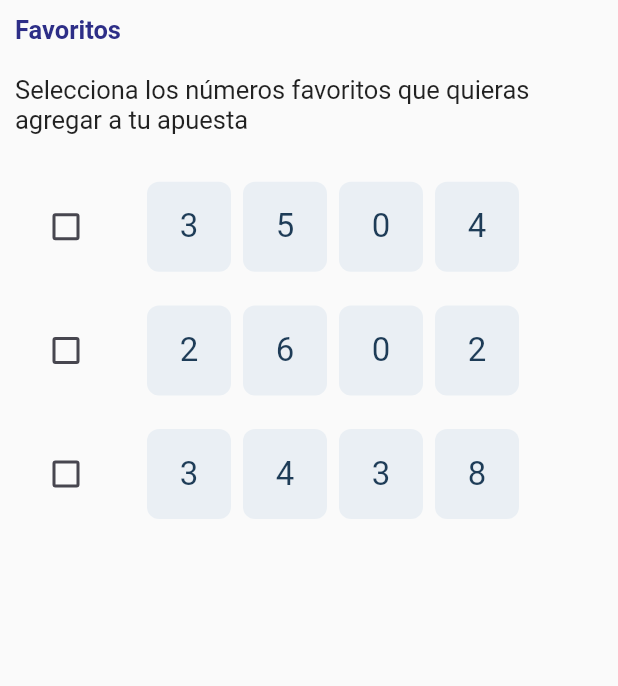
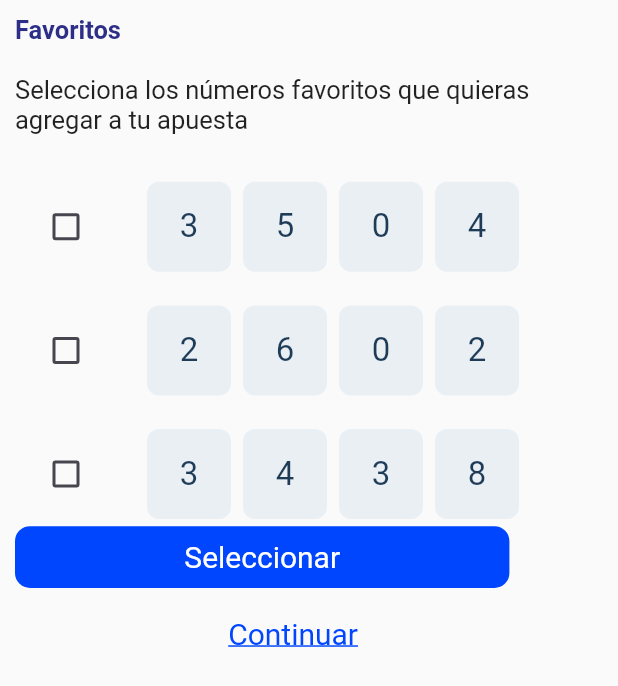
Before and after one commit to MurphLaw/demo, a Flutter app: the FavoriteNumbers widget shown alone on an empty page, opened directly, on a phone screen of 412 x 824 dp. Shown: the top 686 px of the screen. Run offline on Flutter 3.47's test engine with Material 2 defaults, Android fonts, the phone set to English and light mode, and no system bars; drawn by our look-alikes of pinput; our stand-ins replace another_flushbar, flutter_speed_dial; missing offline and left inert: rounded_expansion_tile.

Commit message:
Se agregan los botones del modal favoritos

```diff
--- a/lib/widgets/bets/favorite_numbers.dart
+++ b/lib/widgets/bets/favorite_numbers.dart
@@ -14,6 +14,8 @@ class FavoriteNumbers extends StatefulWidget {
 class _FavoriteNumbersState extends State<FavoriteNumbers> {
   @override
   Widget build(BuildContext context) {
+
+
     return Container(
       height: MediaQuery.of(context).size.height * 0.55,
       width: double.infinity,
@@ -44,6 +46,48 @@ class _FavoriteNumbersState extends State<FavoriteNumbers> {
               itemBuilder: ((context, index) =>
                   FavoriteNumberBox(number: favoriteNumbersData[index])),
             ),
+          ),
+          InkWell(
+            onTap: () {
+              Navigator.pop(context);;
+            },
+            child: Container(
+              width: MediaQuery.of(context).size.width * 0.80,
+              height: MediaQuery.of(context).size.height * 0.05,
+              decoration: BoxDecoration(
+                color: const Color.fromRGBO(0, 70, 255, 1),
+                borderRadius: BorderRadius.circular(10),
+              ),
+              child: const Center(
+                  child: Text(
+                'Seleccionar',
+                style: TextStyle(color: Colors.white, fontSize: 20),
+              )),
+            ),
+          ),
+          const SizedBox(
+            height: 10,
+          ),
+          InkWell(
+            onTap: () {
+              Navigator.pop(context);;
+            },
+            child: Container(
+              width: MediaQuery.of(context).size.width * 0.9,
+              height: MediaQuery.of(context).size.height * 0.05,
+              decoration: BoxDecoration(
+                color: const Color.fromRGBO(0, 70, 255, 0),
+                borderRadius: BorderRadius.circular(10),
+              ),
+              child: const Center(
+                  child: Text(
+                'Continuar',
+                style: TextStyle(
+                    color: Color.fromARGB(255, 0, 70, 255),
+                    fontSize: 20,
+                    decoration: TextDecoration.underline),
+              )),
+            ),
           )
         ],
       ),
```
